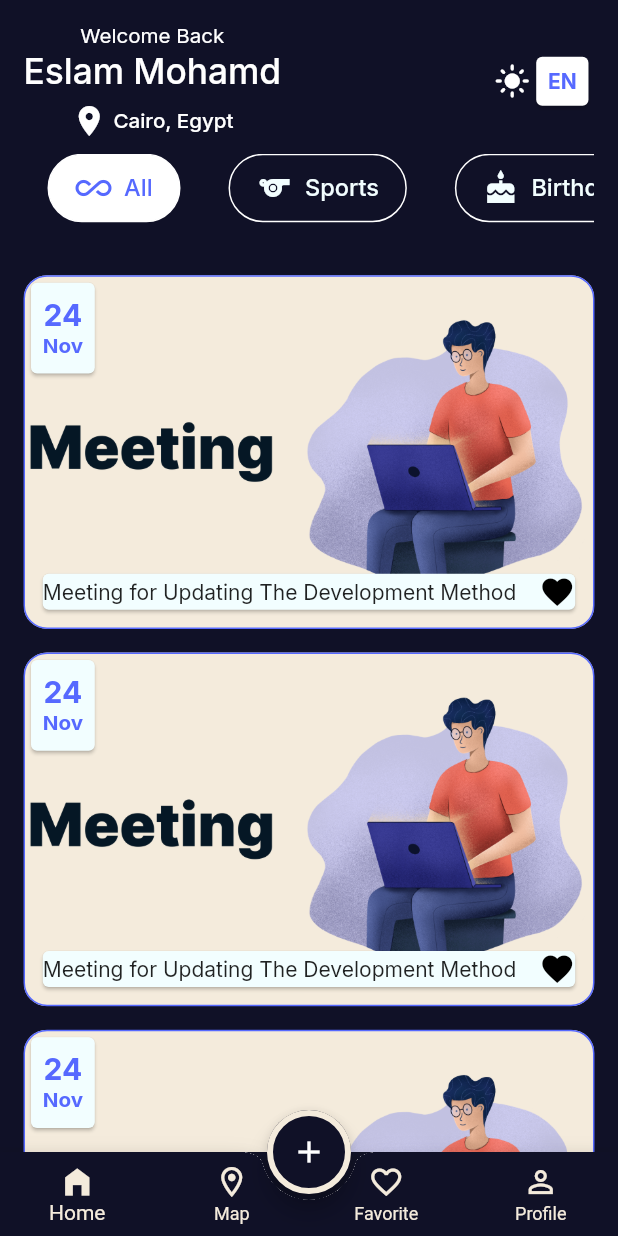
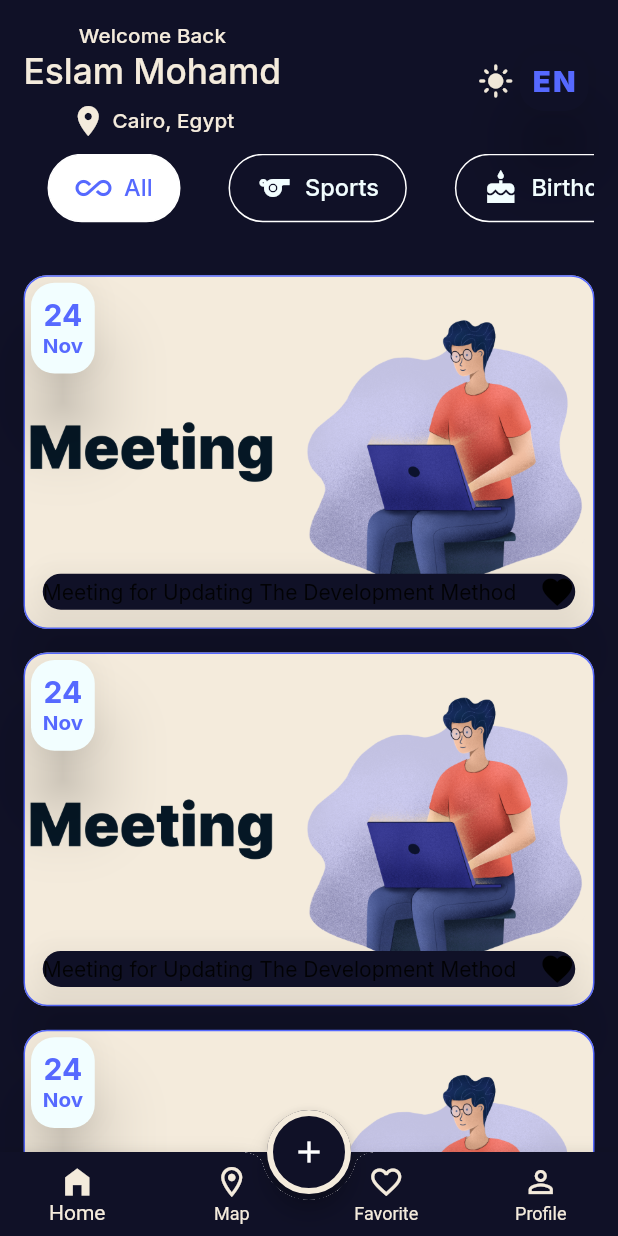
Before and after one commit to EslamMO12345/Evently, a Flutter app: the screen it shows after launch, on a phone screen of 412 x 824 dp. Run offline on Flutter 3.47's test engine with Material 3 defaults, Android fonts, the phone set to English and light mode, and no system bars; our stand-ins replace flutter_screenutil, flutter_svg, google_fonts; missing offline and left inert: dart:ui_web.

Commit message:
updated config

```diff
--- /dev/null
+++ b/l10n.yaml
@@ -0,0 +1,3 @@
+arb-dir: lib/l10n
+template-arb-file: app_en.arb
+output-localization-file: app_localizations.dart
--- a/lib/core/config/theme/theme_manager.dart
+++ b/lib/core/config/theme/theme_manager.dart
@@ -7,6 +7,13 @@ abstract  class ThemeManager {
   static final ThemeData light = ThemeData(
     primaryColor: ColorsManager.blue,
     useMaterial3: false,
+      cardTheme: CardTheme(
+        color: ColorsManager.ofWhite,
+        shape: RoundedRectangleBorder(
+          borderRadius: BorderRadius.circular(16.r),
+        ),
+        elevation: 20,
+      ),
     // AppBar Widget
     appBarTheme: AppBarTheme(
       backgroundColor:ColorsManager.whiteBlue ,
@@ -71,6 +78,8 @@ iconTheme: IconThemeData(
 ),
 
 textTheme: TextTheme(
+  titleMedium: GoogleFonts.inter(fontSize: 24.sp, fontWeight: FontWeight.w500, color: ColorsManager.white),
+  titleSmall: GoogleFonts.inter(fontSize: 14.sp, fontWeight: FontWeight.w500, color: ColorsManager.white),
   labelMedium: GoogleFonts.inter(color: ColorsManager.black, fontSize: 20.sp,fontWeight: FontWeight.w900),
   labelSmall: GoogleFonts.inter(color: ColorsManager.blue, fontSize: 20.sp,fontWeight: FontWeight.w900),
 
@@ -81,6 +90,13 @@ textTheme: TextTheme(
   static final ThemeData dark = ThemeData(
     primaryColor: ColorsManager.drakBlue,
     useMaterial3: false,
+    cardTheme: CardTheme(
+      color: ColorsManager.drakBlue,
+      shape: RoundedRectangleBorder(
+        borderRadius: BorderRadius.circular(16.r),
+      ),
+      elevation: 20,
+    ),
     // AppBar Widget
     appBarTheme: AppBarTheme(
       backgroundColor:ColorsManager.drakBlue ,
@@ -92,11 +108,11 @@ textTheme: TextTheme(
     scaffoldBackgroundColor: ColorsManager.drakBlue,
      // decoration => TextFormFeild Widget
     inputDecorationTheme: InputDecorationTheme(
-      hintStyle: GoogleFonts.inter(fontSize: 16.sp, fontWeight: FontWeight.w500, color: ColorsManager.grey),
-      labelStyle: GoogleFonts.inter(fontSize: 16.sp, fontWeight: FontWeight.w500, color: ColorsManager.grey),
+      hintStyle: GoogleFonts.inter(fontSize: 16.sp, fontWeight: FontWeight.w500, color: ColorsManager.blue),
+      labelStyle: GoogleFonts.inter(fontSize: 16.sp, fontWeight: FontWeight.w500, color: ColorsManager.ofWhite),
         enabledBorder:OutlineInputBorder(
           borderRadius: BorderRadius.circular(16.r),
-          borderSide: BorderSide(color: ColorsManager.grey,width: 1.w),
+          borderSide: BorderSide(color: ColorsManager.blue,width: 1.w),
         ) ,
         focusedBorder:OutlineInputBorder(
           borderRadius: BorderRadius.circular(16.r),
@@ -147,10 +163,13 @@ textTheme: TextTheme(
 
 // ),
 iconTheme: IconThemeData(
-  color: ColorsManager.white
+  color: ColorsManager.ofWhite
 ),
 
 textTheme: TextTheme(
+
+  titleMedium: GoogleFonts.inter(fontSize: 24.sp, fontWeight: FontWeight.w500, color: ColorsManager.ofWhite),
+  titleSmall: GoogleFonts.inter(fontSize: 14.sp, fontWeight: FontWeight.w500, color: ColorsManager.ofWhite),
   labelMedium: GoogleFonts.inter(color: ColorsManager.black, fontSize: 20.sp,fontWeight: FontWeight.w900),
   labelSmall: GoogleFonts.inter(color: ColorsManager.blue, fontSize: 20.sp,fontWeight: FontWeight.w900),
 
--- a/lib/core/widgets/categoey_item.dart
+++ b/lib/core/widgets/categoey_item.dart
@@ -42,7 +42,8 @@ class CategoryItemmm extends StatelessWidget {
           Padding(
             padding: REdgeInsets.all(8.0),
             child: Card(
-              color: ColorsManager.whiteBlue,
+             // color: Theme.of(context).cardTheme!,
+              //color: ColorsManager.whiteBlue,
               child: Row(
                 children: [
                  Expanded(child: Text('Meeting for Updating The Development Method ',style: GoogleFonts.inter(),)),
--- a/lib/evently_app.dart
+++ b/lib/evently_app.dart
@@ -2,6 +2,7 @@ import 'package:evently/core/config/theme/theme_manager.dart';
 import 'package:evently/core/routes/routes_manager.dart';
 import 'package:flutter/material.dart';
 import 'package:flutter_screenutil/flutter_screenutil.dart';
+import 'package:flutter_localizations/flutter_localizations.dart';
 
 class EventlyApp extends StatelessWidget {
   const EventlyApp({super.key});
@@ -18,7 +19,15 @@ class EventlyApp extends StatelessWidget {
         theme:ThemeManager.light,
         darkTheme:ThemeManager.dark,
         themeMode: ThemeMode.dark,
-        locale: Locale('en'),
+        localizationsDelegates: [
+          GlobalMaterialLocalizations.delegate,
+          GlobalWidgetsLocalizations.delegate,
+          GlobalCupertinoLocalizations.delegate,
+        ],
+        supportedLocales: [
+          Locale('en'), // English
+          Locale('ar'), // Arabic
+        ],
         onGenerateRoute:RoutesManager.getRoute,
       ),
     );
--- a/lib/features/main_layout/tabs/home_screen/home_screen.dart
+++ b/lib/features/main_layout/tabs/home_screen/home_screen.dart
@@ -40,23 +40,26 @@ class _HomeScreenState extends State<HomeScreen> {
                     Column(
                       mainAxisAlignment: MainAxisAlignment.center,
                    children: [
-                    Text('Welcome Back', style: GoogleFonts.inter(fontSize: 14.sp, fontWeight: FontWeight.w400, color: ColorsManager.white),),
-                    Text('Eslam Mohamd', style: GoogleFonts.inter(fontSize: 24.sp, fontWeight: FontWeight.w500, color: ColorsManager.white),),
+                    Text('Welcome Back', style: Theme.of(context).textTheme.titleSmall),
+                    Text('Eslam Mohamd', style: Theme.of(context).textTheme.titleMedium,),
                     SizedBox(height: 8.h,),
                     Row(
                       children: [
-                        Icon(Icons.location_on, color: ColorsManager.white,),
+                        Icon(Icons.location_on,),
                         SizedBox(width: 4.w,),
-                        Text('Cairo, Egypt', style: GoogleFonts.inter(fontSize: 14.sp, fontWeight: FontWeight.w500, color: ColorsManager.white),),
+                        Text('Cairo, Egypt', style: Theme.of(context).textTheme.titleSmall),
                       ],
                     ),
                     ],
                     ),
                     Spacer(),
-                    Icon(Icons.light_mode, color: ColorsManager.white,),
+                    Icon(Icons.light_mode,),
                     Card(child: Padding(
                       padding: REdgeInsets.all(8.0),
-                      child: Text('EN', style: GoogleFonts.inter(color: ColorsManager.blue, fontSize: 14, fontWeight:FontWeight.bold),),
+                      child: Text('EN', style: Theme.of(context).textTheme.labelSmall/*.copyWith(
+                        fontSize: 16.sp,
+                      ),*/
+                      ),
                     )),
                   ],
                 ),
```
Also changed, not shown: pubspec.yaml (+7 -1 lines), pubspec.lock.
